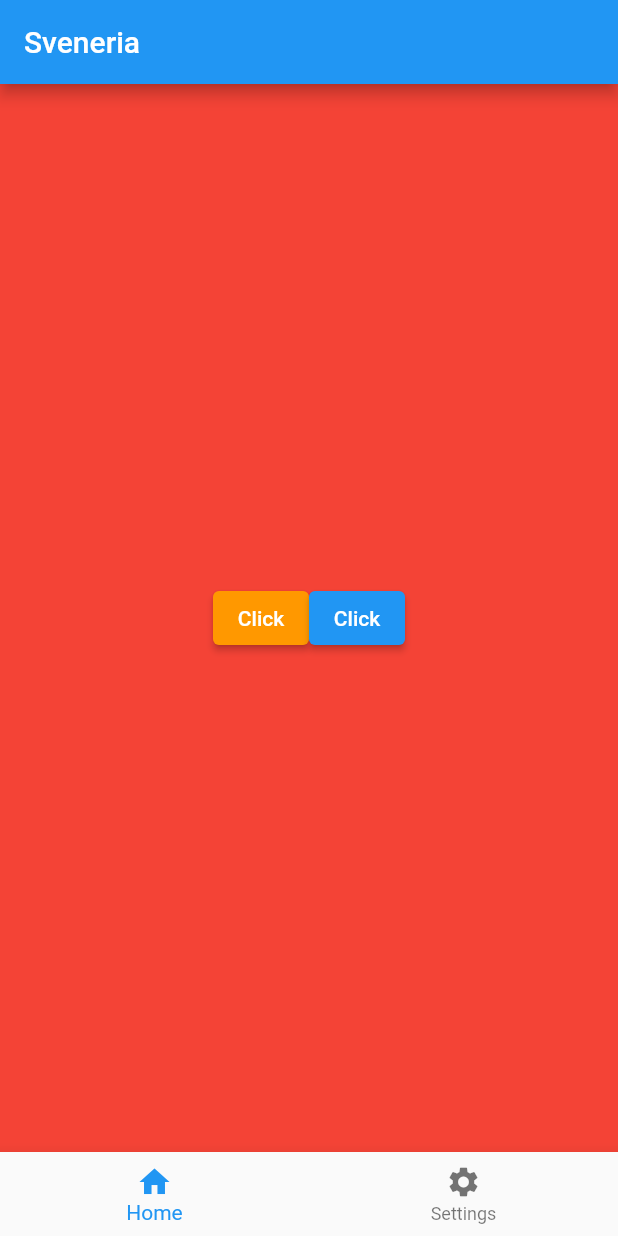
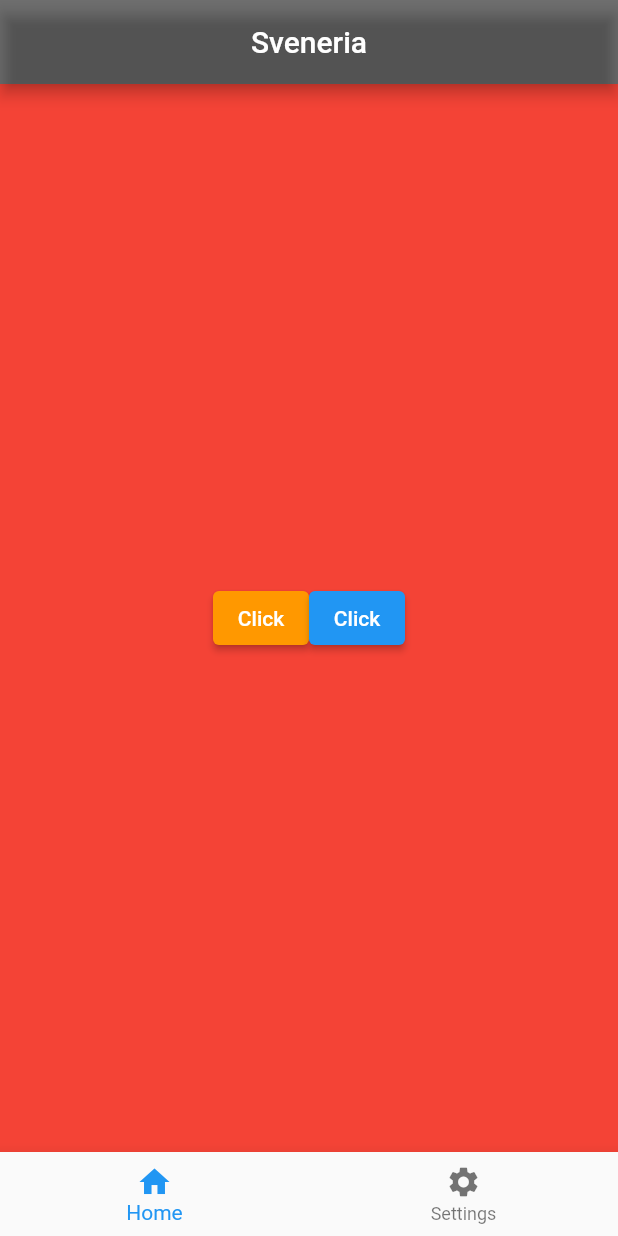
Before and after one commit to rjsnavarette03/flutter-basics, a Flutter app: the screen it shows after launch, on a phone screen of 412 x 824 dp. Run offline on Flutter 3.47's test engine with Material 2 defaults, Android fonts, the phone set to English and light mode, and no system bars.

```diff
--- a/lib/main.dart
+++ b/lib/main.dart
@@ -21,7 +21,10 @@ class _MyAppState extends State<MyApp> {
       title: 'Flutter Learn The Basics',
       home: Scaffold(
         appBar: AppBar(
-          title: const Text('Sveneria'),
+          title: const Center(
+            child: Text('Sveneria'),
+          ),
+          backgroundColor: Colors.black54,
         ),
         body: Center(
           child: currentIndex == 0
@@ -56,7 +59,8 @@ class _MyAppState extends State<MyApp> {
                     ],
                   ),
                 )
-              : const SizedBox(),
+              : Image.network(
+                  'https://www.thisiscolossal.com/wp-content/uploads/2023/04/Letelier-3.jpg'),
         ),
         bottomNavigationBar: BottomNavigationBar(
           items: const [
```
